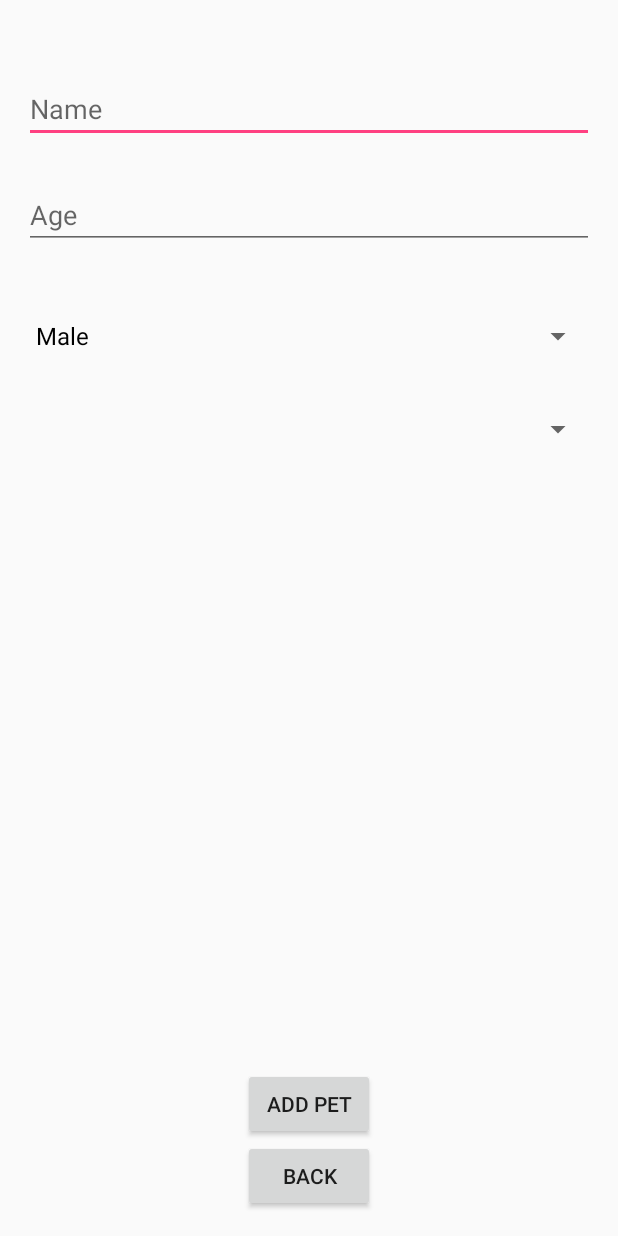
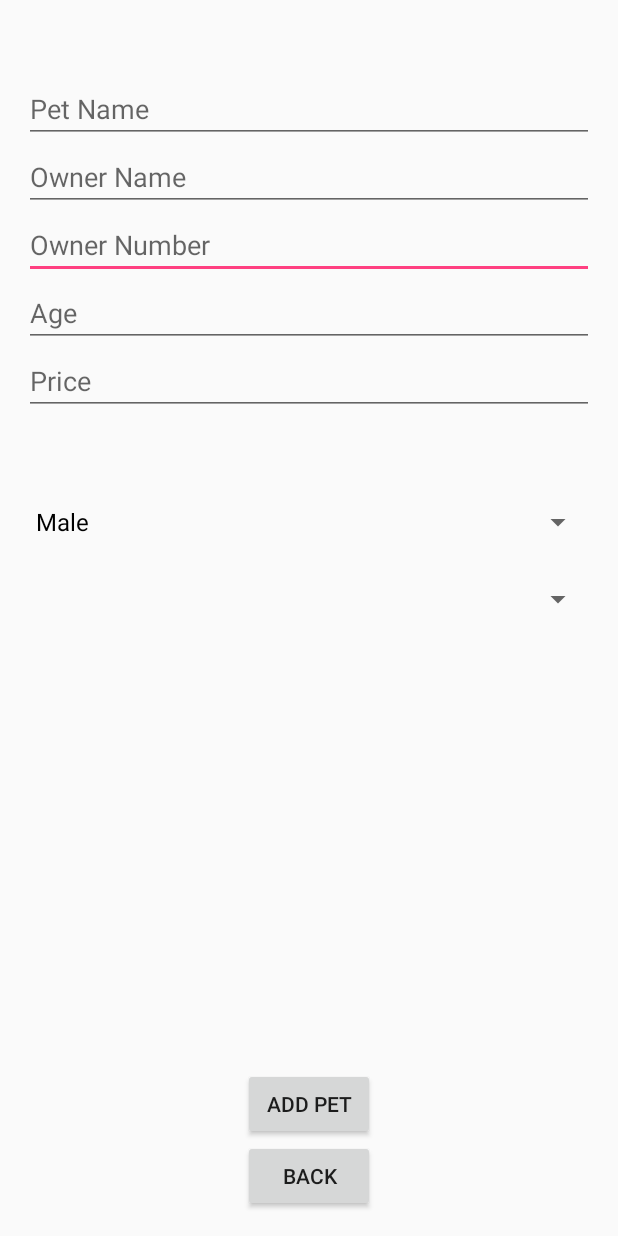
Before and after one commit to mostafamesiry/android-project-petish, an Android app: the screen it shows after launch (MainActivity), after a tap on "ADD PET", on a phone screen of 412 x 824 dp. Run offline under Robolectric (Android 15) with nearby library versions, the phone set to English and light mode, and no system bars.

Commit message:
contact details and price added

```diff
--- a/app/src/main/java/com/example/zeid/lab5/DBHandler.java
+++ b/app/src/main/java/com/example/zeid/lab5/DBHandler.java
@@ -34,6 +34,11 @@ public class DBHandler extends  SQLiteOpenHelper{
 
     private  static final  String LINK = "link";
 
+    private  static final  String PRICE = "price";
+
+    private  static final  String OWNERNAME = "ownername";
+
+    private  static final  String OWNERNUMBER = "ownernumber";
 
     public DBHandler(Context context){
         super(context, DATABASE_NAME, null,DATABASE_VERSION);
@@ -41,22 +46,25 @@ public class DBHandler extends  SQLiteOpenHelper{
 
     @Override
     public void onCreate(SQLiteDatabase db){
+        String CREATE_TABLE = "CREATE TABLE " + TABLE_PETS + "(" + ACTION_TIMESTAMP + " TEXT," + NAME + " TEXT," +  TYPE  + " TEXT," + BREED +" TEXT,"+ PRICE + " INTEGER," + AGE +" INTEGER," + GENDER + " TEXT,"+ OWNERNAME + " TEXT,"+OWNERNUMBER + " TEXT,"+LINK + " TEXT)";
+        db.execSQL(CREATE_TABLE);
         Log.d("Created","Created");
-        String CREATE_TABLE = "CREATE TABLE " + TABLE_PETS + "(" + ACTION_TIMESTAMP + " TEXT," + NAME + " TEXT," +  TYPE  + " TEXT," + BREED + " TEXT," + AGE +" INTEGER," + GENDER + " TEXT,"+ LINK + " TEXT)";
-        db.execSQL(CREATE_TABLE);
     }
 
-    public void addPet(String name, Date date, String breed, String gender, String type,int age ,String link){
+    public void addPet(String name, Date date, String breed, String gender, String type,int age ,String link, int price, String ownerName, String ownerNumber){
 
         SQLiteDatabase db = this.getWritableDatabase();
         ContentValues values = new ContentValues();
         values.put(NAME,name);
         values.put(ACTION_TIMESTAMP,date.toString());
         values.put(BREED,breed);
-        values.put(TYPE,type);
+        values.put(TYPE,"Dog");
         values.put(GENDER,gender);
         values.put(AGE,age);
         values.put(LINK,link);
+        values.put(PRICE,price);
+        values.put(OWNERNAME,ownerName);
+        values.put(OWNERNUMBER,ownerNumber);
 
         db.insert(TABLE_PETS,null,values);
         db.close();
@@ -72,12 +80,11 @@ public class DBHandler extends  SQLiteOpenHelper{
 
         if (cursor.moveToFirst())
         {
-            Log.d("cursor",cursor.getString(5));
+            Log.d("cursor",cursor.getString(8));
             do {
-
                 Pet pet = new Pet(cursor.getString(0), cursor.getString(1),cursor.getString(2),
-                                  cursor.getString(3), Integer.parseInt( cursor.getString(4)),
-                                  cursor.getString(5),cursor.getString(6));
+                                  cursor.getString(3), Integer.parseInt( cursor.getString(5)),
+                                  cursor.getString(6),cursor.getString(7),Integer.parseInt( cursor.getString(4)),cursor.getString(7),cursor.getString(8));
                 pets.add(pet);
             }
             while (cursor.moveToNext());
--- a/app/src/main/java/com/example/zeid/lab5/Main2Activity.java
+++ b/app/src/main/java/com/example/zeid/lab5/Main2Activity.java
@@ -71,7 +71,8 @@ public class Main2Activity extends AppCompatActivity {
         for (int i =0;i<pets.size();i++) {
             names[i]=pets.get(i).name;
             breed[i]=pets.get(i).breed+"   "+pets.get(i).gender;
-            ages[i]=pets.get(i).age+"";
+            ages[i]=pets.get(i).age+" "+pets.get(i).price+"";;
+            Log.d("PRICE:",pets.get(i).price+"");
             images[i] = pets.get(i).link;
         }
             // Array of integers points to images stored in /res/drawable-ldpi/
--- a/app/src/main/res/layout/activity_main.xml
+++ b/app/src/main/res/layout/activity_main.xml
@@ -17,21 +17,9 @@
         android:layout_width="wrap_content"
         android:layout_height="wrap_content"
         android:inputType="textPersonName"
-        android:hint="Age"
+        android:hint="Pet Name"
         android:ems="10"
-        android:id="@+id/AgeText"
-        android:layout_marginTop="25dp"
-        android:layout_below="@+id/NameText"
-        android:layout_alignParentStart="true"
-        android:layout_alignParentEnd="true" />
-
-    <EditText
-        android:layout_width="wrap_content"
-        android:layout_height="wrap_content"
-        android:inputType="textPersonName"
-        android:hint="Name"
-        android:ems="10"
-        android:id="@+id/NameText"
+        android:id="@+id/petName"
         android:layout_marginTop="34dp"
         android:layout_alignParentEnd="true"
         android:layout_alignParentStart="true" />
@@ -54,19 +42,63 @@
         android:layout_alignParentBottom="true"
         android:layout_alignStart="@+id/button" />
 
+    <EditText
+        android:layout_width="wrap_content"
+        android:layout_height="wrap_content"
+        android:inputType="textPersonName"
+        android:hint="Owner Name"
+        android:ems="10"
+        android:id="@+id/ownerName"
+        android:layout_below="@+id/petName"
+        android:layout_alignParentStart="true"
+        android:layout_alignParentEnd="true" />
+
+    <EditText
+        android:layout_width="wrap_content"
+        android:layout_height="wrap_content"
+        android:inputType="textPersonName"
+        android:hint="Owner Number"
+        android:ems="10"
+        android:id="@+id/ownerNumber"
+        android:layout_below="@+id/ownerName"
+        android:layout_alignParentStart="true"
+        android:layout_alignParentEnd="true" />
+
+    <EditText
+        android:layout_width="wrap_content"
+        android:layout_height="wrap_content"
+        android:inputType="textPersonName"
+        android:hint="Age"
+        android:ems="10"
+        android:id="@+id/AgeText"
+        android:layout_below="@+id/ownerNumber"
+        android:layout_alignParentStart="true"
+        android:layout_alignParentEnd="true" />
+
+    <EditText
+        android:layout_width="wrap_content"
+        android:layout_height="wrap_content"
+        android:inputType="textPersonName"
+        android:hint="Price"
+        android:ems="10"
+        android:id="@+id/PriceText"
+        android:layout_below="@+id/AgeText"
+        android:layout_alignParentStart="true"
+        android:layout_alignParentEnd="true" />
+
     <Spinner
         android:layout_width="match_parent"
         android:layout_height="wrap_content"
         android:id="@+id/Gender"
-        android:layout_below="@+id/AgeText"
+        android:layout_below="@+id/PriceText"
         android:layout_alignParentStart="true"
-        android:layout_marginTop="34dp" />
+        android:layout_marginTop="47dp" />
 
     <Spinner
         android:layout_width="match_parent"
         android:layout_height="wrap_content"
         android:id="@+id/AnimalBreed"
-        android:layout_marginTop="26dp"
+        android:layout_marginTop="15dp"
         android:layout_below="@+id/Gender"
         android:layout_alignParentStart="true" />
 
```
Also changed, not shown: app/src/main/java/com/example/zeid/lab5/Contact.java (added, +15 -0 lines), app/src/main/java/com/example/zeid/lab5/MainActivity.java (+6 -12 lines), app/src/main/java/com/example/zeid/lab5/Pet.java (+8 -1 lines).
